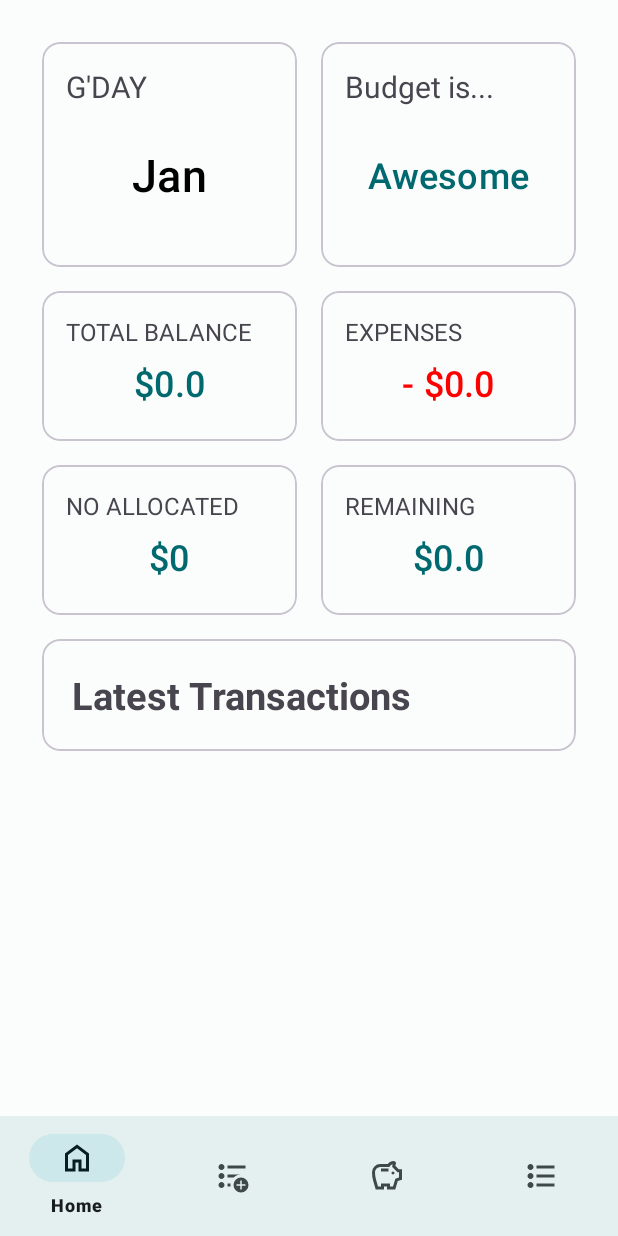
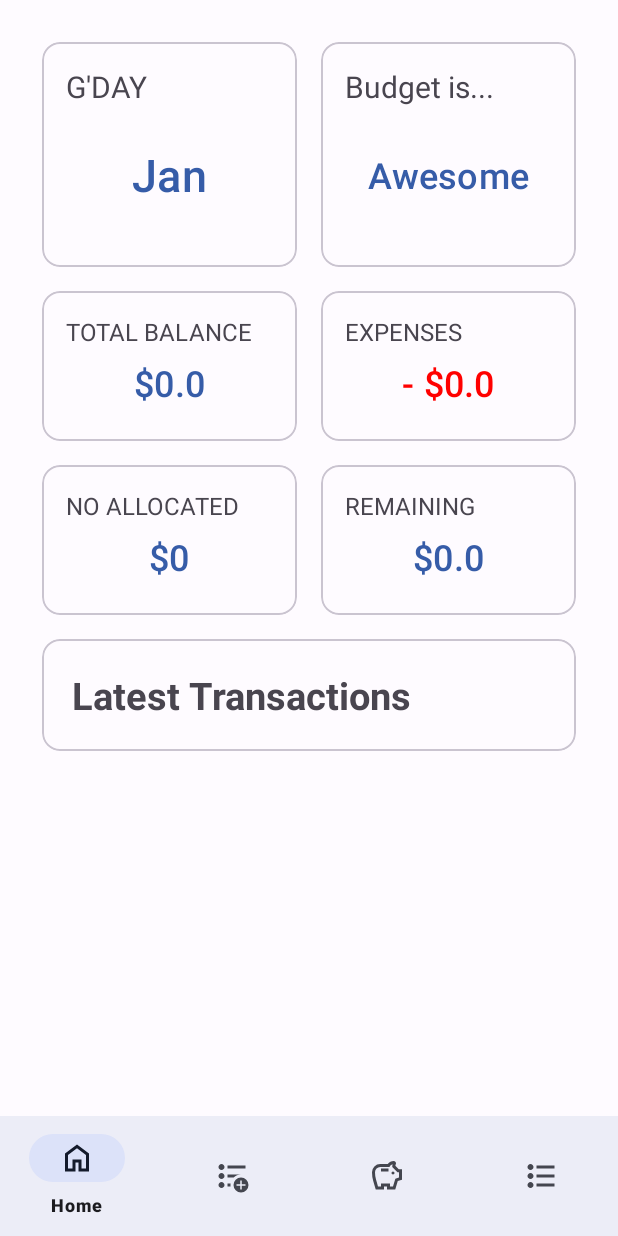
Before and after one commit to jj0003/Budget-Mate-APK, an Android app: the screen it shows after launch (MainActivity), on a phone screen of 412 x 824 dp. Run offline under Robolectric (Android 15) with nearby library versions, the phone set to English and light mode, and no system bars; our stand-ins replace Room's generated code, navigation-ui.

Commit message:
Starting to Change UI - 03/04/2024

```diff
--- a/app/src/main/res/layout/fragment_add_transaction.xml
+++ b/app/src/main/res/layout/fragment_add_transaction.xml
@@ -57,7 +57,7 @@
             android:layout_width="0dp"
             android:layout_height="wrap_content"
             android:padding="20dp"
-            android:hint="Category"
+            android:hint="Category (Coming Soon)"
             app:startIconDrawable="@drawable/ic_category"
             app:layout_constraintTop_toBottomOf="@+id/input_label"
             app:layout_constraintStart_toStartOf="parent"
@@ -80,7 +80,7 @@
             android:layout_width="0dp"
             android:layout_height="wrap_content"
             app:startIconDrawable="@drawable/ic_time"
-            android:hint="Select frequency"
+            android:hint="Select frequency (Coming Soon)"
             app:layout_constraintTop_toBottomOf="@id/input_category"
             app:layout_constraintStart_toStartOf="parent"
             app:layout_constraintEnd_toEndOf="parent"
--- a/app/src/main/res/layout/fragment_home.xml
+++ b/app/src/main/res/layout/fragment_home.xml
@@ -57,7 +57,6 @@
                             android:layout_height="wrap_content"
                             android:maxLines="1"
                             android:text="Jan"
-                            android:textColor="@color/material_dynamic_primary0"
                             android:textSize="30sp" />
                     </LinearLayout>
                 </LinearLayout>
--- a/app/src/main/res/layout/fragment_transaction.xml
+++ b/app/src/main/res/layout/fragment_transaction.xml
@@ -60,7 +60,8 @@
             android:text="Delete All"
             app:icon="@drawable/ic_hammer"
             app:layout_constraintLeft_toLeftOf="parent"
-            app:layout_constraintBottom_toBottomOf="parent"/>
+            app:layout_constraintBottom_toBottomOf="parent"
+            android:layout_marginBottom="10dp"/>
 
     </androidx.constraintlayout.widget.ConstraintLayout>
 </layout>
--- a/app/src/main/res/mipmap-anydpi-v26/ic_launcher.xml
+++ b/app/src/main/res/mipmap-anydpi-v26/ic_launcher.xml
@@ -1,5 +1,5 @@
 <?xml version="1.0" encoding="utf-8"?>
 <adaptive-icon xmlns:android="http://schemas.android.com/apk/res/android">
-    <background android:drawable="@drawable/ic_launcher_background"/>
-    <foreground android:drawable="@mipmap/ic_launcher_foreground"/>
+    <background android:drawable="@color/ic_launcher_background"/>
+    <foreground android:drawable="@drawable/ic_launcher_foreground"/>
 </adaptive-icon>
--- a/app/src/main/res/mipmap-anydpi-v26/ic_launcher_round.xml
+++ b/app/src/main/res/mipmap-anydpi-v26/ic_launcher_round.xml
@@ -1,5 +1,5 @@
 <?xml version="1.0" encoding="utf-8"?>
 <adaptive-icon xmlns:android="http://schemas.android.com/apk/res/android">
-    <background android:drawable="@drawable/ic_launcher_background"/>
-    <foreground android:drawable="@mipmap/ic_launcher_foreground"/>
+    <background android:drawable="@color/ic_launcher_background"/>
+    <foreground android:drawable="@drawable/ic_launcher_foreground"/>
 </adaptive-icon>
--- a/app/src/main/res/values-night/themes.xml
+++ b/app/src/main/res/values-night/themes.xml
@@ -27,6 +27,5 @@
         <item name="colorOnSurfaceInverse">@color/md_theme_dark_inverseOnSurface</item>
         <item name="colorSurfaceInverse">@color/md_theme_dark_inverseSurface</item>
         <item name="colorPrimaryInverse">@color/md_theme_dark_inversePrimary</item>
-        <item name="android:statusBarColor">@color/md_theme_dark_background</item>
     </style>
 </resources>
--- a/app/src/main/res/values/colors.xml
+++ b/app/src/main/res/values/colors.xml
@@ -1,64 +1,65 @@
 <?xml version="1.0" encoding="utf-8"?>
+
 <resources>
-    <color name="seed">#00696f</color>
-    <color name="md_theme_light_primary">#00696F</color>
+    <color name="seed">#0e0e0f</color>
+    <color name="md_theme_light_primary">#365CA8</color>
     <color name="md_theme_light_onPrimary">#FFFFFF</color>
-    <color name="md_theme_light_primaryContainer">#74F5FF</color>
-    <color name="md_theme_light_onPrimaryContainer">#002022</color>
-    <color name="md_theme_light_secondary">#4A6365</color>
+    <color name="md_theme_light_primaryContainer">#D9E2FF</color>
+    <color name="md_theme_light_onPrimaryContainer">#001944</color>
+    <color name="md_theme_light_secondary">#575E71</color>
     <color name="md_theme_light_onSecondary">#FFFFFF</color>
-    <color name="md_theme_light_secondaryContainer">#CCE8EA</color>
-    <color name="md_theme_light_onSecondaryContainer">#051F21</color>
-    <color name="md_theme_light_tertiary">#4F5F7D</color>
+    <color name="md_theme_light_secondaryContainer">#DCE2F9</color>
+    <color name="md_theme_light_onSecondaryContainer">#141B2C</color>
+    <color name="md_theme_light_tertiary">#00696C</color>
     <color name="md_theme_light_onTertiary">#FFFFFF</color>
-    <color name="md_theme_light_tertiaryContainer">#D6E3FF</color>
-    <color name="md_theme_light_onTertiaryContainer">#091B36</color>
+    <color name="md_theme_light_tertiaryContainer">#6FF6FB</color>
+    <color name="md_theme_light_onTertiaryContainer">#002021</color>
     <color name="md_theme_light_error">#BA1A1A</color>
     <color name="md_theme_light_errorContainer">#FFDAD6</color>
     <color name="md_theme_light_onError">#FFFFFF</color>
     <color name="md_theme_light_onErrorContainer">#410002</color>
-    <color name="md_theme_light_background">#FAFDFC</color>
-    <color name="md_theme_light_onBackground">#191C1C</color>
-    <color name="md_theme_light_surface">#FAFDFC</color>
-    <color name="md_theme_light_onSurface">#191C1C</color>
-    <color name="md_theme_light_surfaceVariant">#DAE4E5</color>
-    <color name="md_theme_light_onSurfaceVariant">#3F4849</color>
-    <color name="md_theme_light_outline">#6F797A</color>
-    <color name="md_theme_light_inverseOnSurface">#EFF1F1</color>
-    <color name="md_theme_light_inverseSurface">#2D3131</color>
-    <color name="md_theme_light_inversePrimary">#4CD9E3</color>
+    <color name="md_theme_light_background">#FEFBFF</color>
+    <color name="md_theme_light_onBackground">#1B1B1F</color>
+    <color name="md_theme_light_surface">#FEFBFF</color>
+    <color name="md_theme_light_onSurface">#1B1B1F</color>
+    <color name="md_theme_light_surfaceVariant">#E1E2EC</color>
+    <color name="md_theme_light_onSurfaceVariant">#44464F</color>
+    <color name="md_theme_light_outline">#757780</color>
+    <color name="md_theme_light_inverseOnSurface">#F2F0F4</color>
+    <color name="md_theme_light_inverseSurface">#303034</color>
+    <color name="md_theme_light_inversePrimary">#B0C6FF</color>
     <color name="md_theme_light_shadow">#000000</color>
-    <color name="md_theme_light_surfaceTint">#00696F</color>
-    <color name="md_theme_light_outlineVariant">#BEC8C9</color>
+    <color name="md_theme_light_surfaceTint">#365CA8</color>
+    <color name="md_theme_light_outlineVariant">#C5C6D0</color>
     <color name="md_theme_light_scrim">#000000</color>
-    <color name="md_theme_dark_primary">#4CD9E3</color>
-    <color name="md_theme_dark_onPrimary">#00363A</color>
-    <color name="md_theme_dark_primaryContainer">#004F54</color>
-    <color name="md_theme_dark_onPrimaryContainer">#74F5FF</color>
-    <color name="md_theme_dark_secondary">#B1CBCE</color>
-    <color name="md_theme_dark_onSecondary">#1B3436</color>
-    <color name="md_theme_dark_secondaryContainer">#324B4D</color>
-    <color name="md_theme_dark_onSecondaryContainer">#CCE8EA</color>
-    <color name="md_theme_dark_tertiary">#B7C7EA</color>
-    <color name="md_theme_dark_onTertiary">#20304C</color>
-    <color name="md_theme_dark_tertiaryContainer">#374764</color>
-    <color name="md_theme_dark_onTertiaryContainer">#D6E3FF</color>
+    <color name="md_theme_dark_primary">#B0C6FF</color>
+    <color name="md_theme_dark_onPrimary">#002D6E</color>
+    <color name="md_theme_dark_primaryContainer">#18438F</color>
+    <color name="md_theme_dark_onPrimaryContainer">#D9E2FF</color>
+    <color name="md_theme_dark_secondary">#C0C6DC</color>
+    <color name="md_theme_dark_onSecondary">#293042</color>
+    <color name="md_theme_dark_secondaryContainer">#404659</color>
+    <color name="md_theme_dark_onSecondaryContainer">#DCE2F9</color>
+    <color name="md_theme_dark_tertiary">#4CD9DF</color>
+    <color name="md_theme_dark_onTertiary">#003738</color>
+    <color name="md_theme_dark_tertiaryContainer">#004F52</color>
+    <color name="md_theme_dark_onTertiaryContainer">#6FF6FB</color>
     <color name="md_theme_dark_error">#FFB4AB</color>
     <color name="md_theme_dark_errorContainer">#93000A</color>
     <color name="md_theme_dark_onError">#690005</color>
     <color name="md_theme_dark_onErrorContainer">#FFDAD6</color>
-    <color name="md_theme_dark_background">#191C1C</color>
-    <color name="md_theme_dark_onBackground">#E0E3E3</color>
-    <color name="md_theme_dark_surface">#191C1C</color>
-    <color name="md_theme_dark_onSurface">#E0E3E3</color>
-    <color name="md_theme_dark_surfaceVariant">#3F4849</color>
-    <color name="md_theme_dark_onSurfaceVariant">#BEC8C9</color>
-    <color name="md_theme_dark_outline">#899393</color>
-    <color name="md_theme_dark_inverseOnSurface">#191C1C</color>
-    <color name="md_theme_dark_inverseSurface">#E0E3E3</color>
-    <color name="md_theme_dark_inversePrimary">#00696F</color>
+    <color name="md_theme_dark_background">#1B1B1F</color>
+    <color name="md_theme_dark_onBackground">#E3E2E6</color>
+    <color name="md_theme_dark_surface">#1B1B1F</color>
+    <color name="md_theme_dark_onSurface">#E3E2E6</color>
+    <color name="md_theme_dark_surfaceVariant">#44464F</color>
+    <color name="md_theme_dark_onSurfaceVariant">#C5C6D0</color>
+    <color name="md_theme_dark_outline">#8F9099</color>
+    <color name="md_theme_dark_inverseOnSurface">#1B1B1F</color>
+    <color name="md_theme_dark_inverseSurface">#E3E2E6</color>
+    <color name="md_theme_dark_inversePrimary">#365CA8</color>
     <color name="md_theme_dark_shadow">#000000</color>
-    <color name="md_theme_dark_surfaceTint">#4CD9E3</color>
-    <color name="md_theme_dark_outlineVariant">#3F4849</color>
+    <color name="md_theme_dark_surfaceTint">#B0C6FF</color>
+    <color name="md_theme_dark_outlineVariant">#44464F</color>
     <color name="md_theme_dark_scrim">#000000</color>
 </resources>
--- a/app/src/main/res/values/themes.xml
+++ b/app/src/main/res/values/themes.xml
@@ -27,7 +27,6 @@
         <item name="colorOnSurfaceInverse">@color/md_theme_light_inverseOnSurface</item>
         <item name="colorSurfaceInverse">@color/md_theme_light_inverseSurface</item>
         <item name="colorPrimaryInverse">@color/md_theme_light_inversePrimary</item>
-        <item name="android:statusBarColor">@color/md_theme_dark_outlineVariant</item>
 
 
     </style>
```
Also changed, not shown: app/src/main/res/drawable/ic_launcher_foreground.xml (+9 -25 lines), app/src/main/ic_launcher-playstore.png, app/src/main/res/mipmap-hdpi/ic_launcher.webp, app/src/main/res/mipmap-hdpi/ic_launcher_round.webp, app/src/main/res/mipmap-mdpi/ic_launcher.webp, app/src/main/res/mipmap-mdpi/ic_launcher_round.webp, app/src/main/res/mipmap-xhdpi/ic_launcher.webp, app/src/main/res/mipmap-xhdpi/ic_launcher_round.webp, app/src/main/res/mipmap-xxhdpi/ic_launcher.webp, app/src/main/res/mipmap-xxhdpi/ic_launcher_round.webp, app/src/main/res/mipmap-xxxhdpi/ic_launcher.webp, app/src/main/res/mipmap-xxxhdpi/ic_launcher_round.webp.
